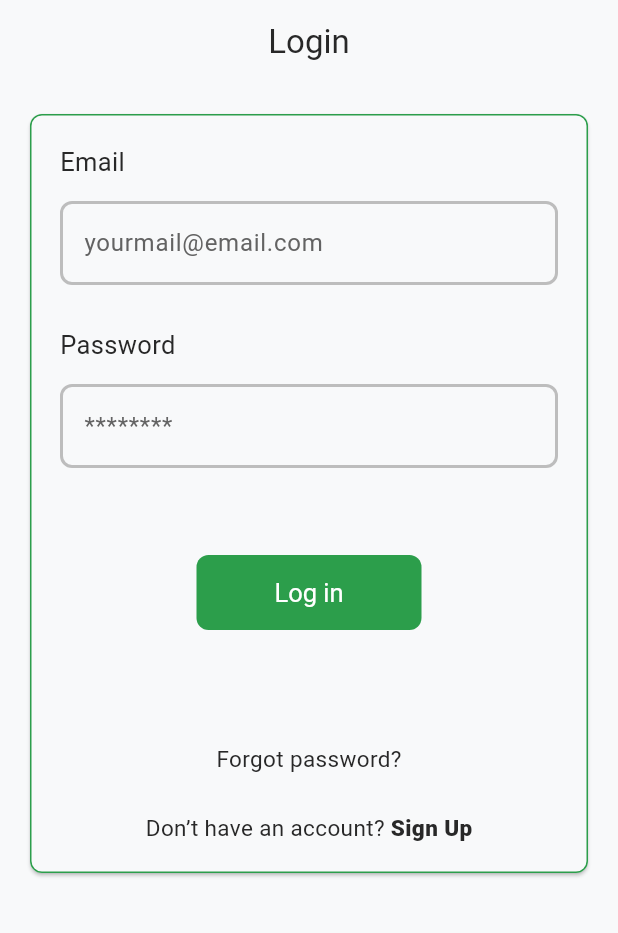
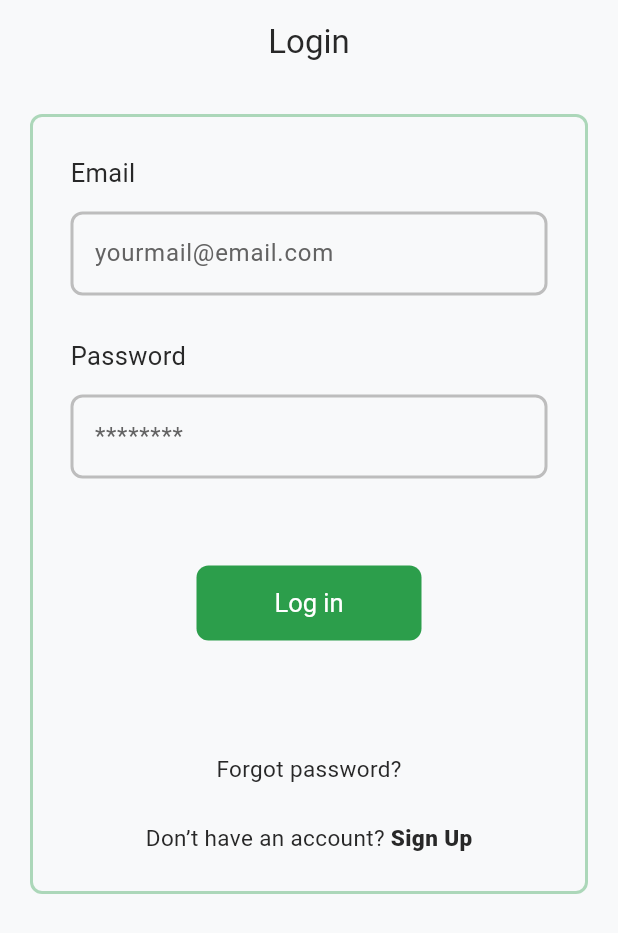
Before and after one commit to dushaDev/NSBMFindX, a Flutter app: the screen it shows after launch, on a phone screen of 412 x 824 dp. Shown: the top 933 px of the screen. Run offline on Flutter 3.47's test engine with Material 3 defaults, Android fonts, the phone set to English and light mode, and no system bars; our stand-ins replace cloud_firestore, firebase_auth, firebase_core, flutter_dotenv, flutter_spinkit, google_fonts; accounts and stored records are empty.

Commit message:
fix:login page frame design updated

```diff
--- a/lib/login.dart
+++ b/lib/login.dart
@@ -31,12 +31,12 @@ class _LoginState extends State<Login> {
       ),
       body: Stack(children: [
         SingleChildScrollView(
-          child: Card(
+          child: Container(
             margin: EdgeInsets.all(20.0),
-            shape: RoundedRectangleBorder(
-              side: BorderSide(
-                  color: Theme.of(context).colorScheme.primary, width: 1.0),
+            padding: EdgeInsets.all(5.0),
+            decoration: BoxDecoration(
               borderRadius: BorderRadius.circular(8.0),
+              border: Border.all(color: Theme.of(context).colorScheme.primary.withAlpha(95),width: 2,)
             ),
             child: Padding(
               padding: const EdgeInsets.symmetric(horizontal: 20.0),
```
